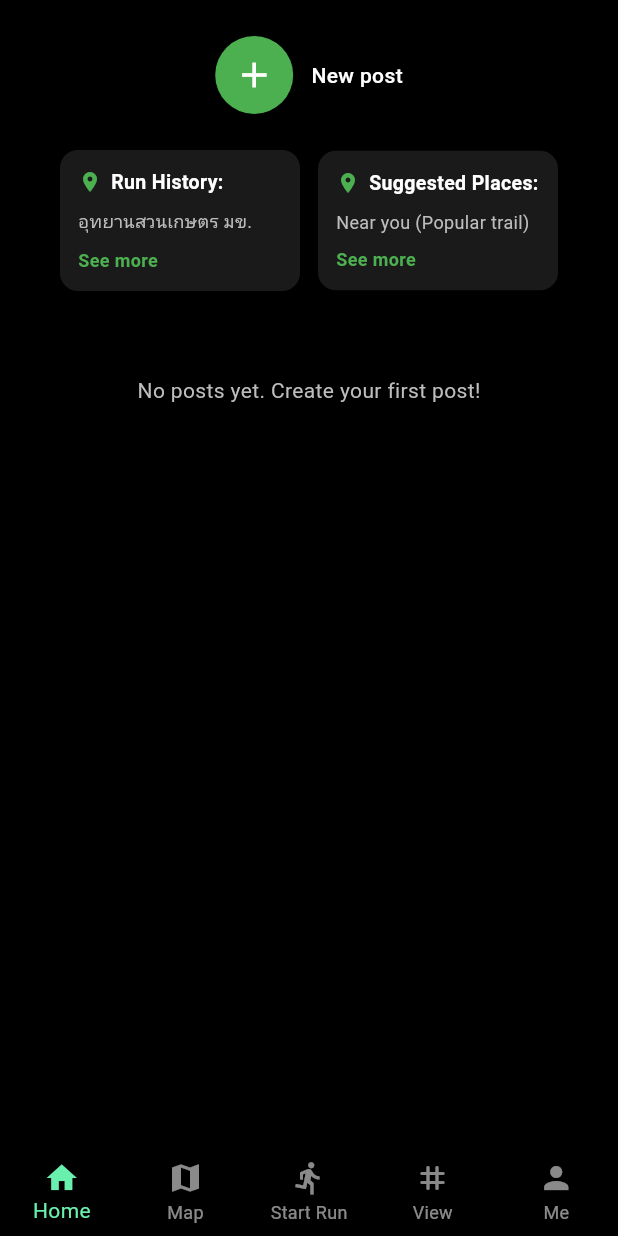
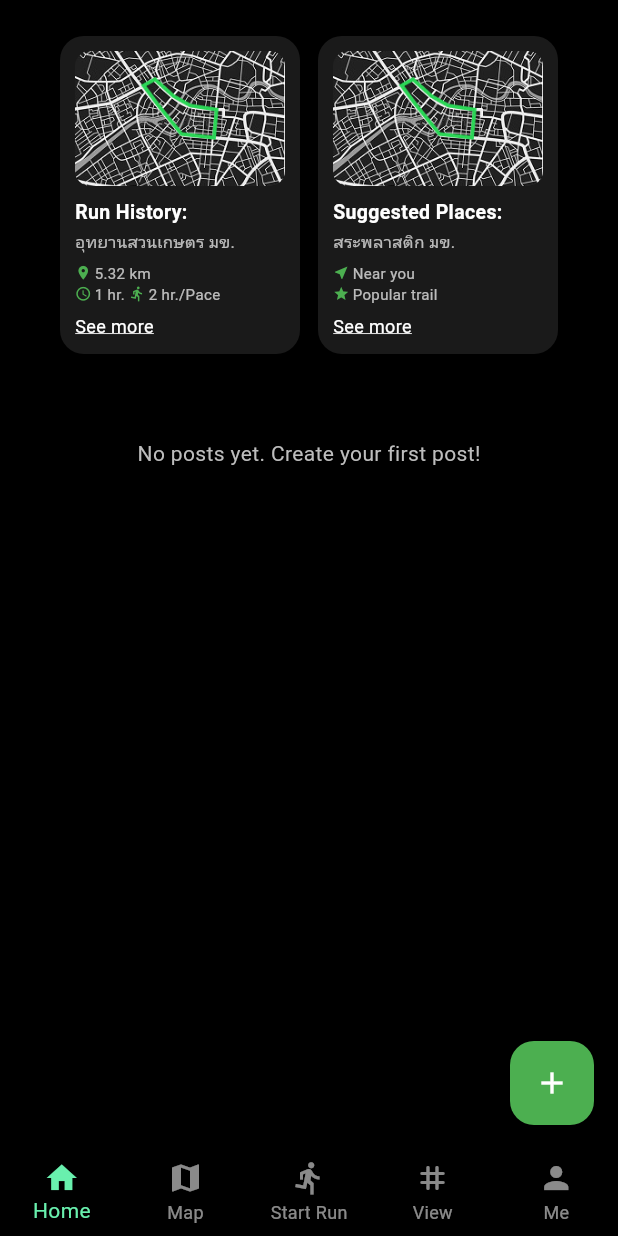
Before and after one commit to November567/Werun, a Flutter app: the screen it shows after launch, on a phone screen of 412 x 824 dp. Run offline on Flutter 3.47's test engine with Material 3 defaults, Android fonts, the light colour scheme and no system bars; our stand-ins replace cloud_firestore, firebase_core, firebase_storage, flutter_map, image_picker, latlong2 and 1 more; accounts and stored records are empty; network calls fail.

Commit message:
modify cancel

```diff
--- a/lib/features/view/components/run_history_card.dart
+++ b/lib/features/view/components/run_history_card.dart
@@ -8,48 +8,69 @@ class RunHistoryCard extends StatelessWidget {
     return Container(
       width: 160,
       decoration: BoxDecoration(
-        color: Color(0xFF1a1a1a),
-        borderRadius: BorderRadius.circular(12),
+        color: const Color(0xFF1a1a1a),
+        borderRadius: BorderRadius.circular(16),
       ),
-      padding: const EdgeInsets.all(12),
+      padding: const EdgeInsets.all(10),
       child: Column(
         crossAxisAlignment: CrossAxisAlignment.start,
         children: [
-          Row(
-            children: [
-              Icon(Icons.location_on, color: Colors.green, size: 16),
-              const SizedBox(width: 6),
-              const Text(
-                'Run History:',
-                style: TextStyle(
-                  color: Colors.white,
-                  fontWeight: FontWeight.bold,
-                  fontSize: 13,
+          // Map thumbnail
+          ClipRRect(
+            borderRadius: BorderRadius.circular(10),
+            child: SizedBox(
+              width: double.infinity,
+              height: 90,
+              child: Image.asset(
+                'images/Group6.jpeg',
+                fit: BoxFit.cover,
+                errorBuilder: (context, error, stackTrace) => Container(
+                  color: Colors.grey[800],
+                  child: Icon(Icons.map, color: Colors.grey[600], size: 32),
                 ),
               ),
-            ],
+            ),
           ),
           const SizedBox(height: 8),
-          Text(
+          const Text(
+            'Run History:',
+            style: TextStyle(color: Colors.white, fontWeight: FontWeight.bold, fontSize: 13),
+          ),
+          const SizedBox(height: 2),
+          const Text(
             'อุทยานสวนเกษตร มข.',
-            style: TextStyle(
-              color: Colors.grey[400],
-              fontSize: 12,
-            ),
+            style: TextStyle(color: Colors.white70, fontSize: 11),
             maxLines: 2,
             overflow: TextOverflow.ellipsis,
           ),
-          const SizedBox(height: 8),
+          const SizedBox(height: 6),
+          Row(
+            children: [
+              Icon(Icons.location_on, color: Colors.green, size: 11),
+              const SizedBox(width: 2),
+              const Text('5.32 km', style: TextStyle(color: Colors.white70, fontSize: 10)),
+            ],
+          ),
+          Row(
+            children: [
+              Icon(Icons.schedule, color: Colors.green, size: 11),
+              const SizedBox(width: 2),
+              const Text('1 hr. ', style: TextStyle(color: Colors.white70, fontSize: 10)),
+              Icon(Icons.directions_run, color: Colors.green, size: 11),
+              const SizedBox(width: 2),
+              const Text('2 hr./Pace', style: TextStyle(color: Colors.white70, fontSize: 10)),
+            ],
+          ),
+          const SizedBox(height: 6),
           GestureDetector(
-            onTap: () {
-              // Add navigation or action here
-            },
+            onTap: () {},
             child: const Text(
               'See more',
               style: TextStyle(
-                color: Colors.green,
+                color: Colors.white,
                 fontSize: 12,
-                fontWeight: FontWeight.bold,
+                decoration: TextDecoration.underline,
+                decorationColor: Colors.white,
               ),
             ),
           ),
--- a/lib/features/view/components/suggested_places_card.dart
+++ b/lib/features/view/components/suggested_places_card.dart
@@ -8,48 +8,67 @@ class SuggestedPlacesCard extends StatelessWidget {
     return Container(
       width: 160,
       decoration: BoxDecoration(
-        color: Color(0xFF1a1a1a),
-        borderRadius: BorderRadius.circular(12),
+        color: const Color(0xFF1a1a1a),
+        borderRadius: BorderRadius.circular(16),
+
       ),
-      padding: const EdgeInsets.all(12),
+      padding: const EdgeInsets.all(10),
       child: Column(
         crossAxisAlignment: CrossAxisAlignment.start,
         children: [
-          Row(
-            children: [
-              Icon(Icons.location_on, color: Colors.green, size: 16),
-              const SizedBox(width: 6),
-              const Text(
-                'Suggested Places:',
-                style: TextStyle(
-                  color: Colors.white,
-                  fontWeight: FontWeight.bold,
-                  fontSize: 13,
+          // Map thumbnail
+          ClipRRect(
+            borderRadius: BorderRadius.circular(10),
+            child: SizedBox(
+              width: double.infinity,
+              height: 90,
+              child: Image.asset(
+                'images/Group6.jpeg',
+                fit: BoxFit.cover,
+                errorBuilder: (context, error, stackTrace) => Container(
+                  color: Colors.grey[800],
+                  child: Icon(Icons.map, color: Colors.grey[600], size: 32),
                 ),
               ),
-            ],
+            ),
           ),
           const SizedBox(height: 8),
-          Text(
-            'Near you (Popular trail)',
-            style: TextStyle(
-              color: Colors.grey[400],
-              fontSize: 12,
-            ),
+          const Text(
+            'Suggested Places:',
+            style: TextStyle(color: Colors.white, fontWeight: FontWeight.bold, fontSize: 13),
+          ),
+          const SizedBox(height: 2),
+          const Text(
+            'สระพลาสติก มข.',
+            style: TextStyle(color: Colors.white70, fontSize: 11),
             maxLines: 2,
             overflow: TextOverflow.ellipsis,
           ),
-          const SizedBox(height: 8),
+          const SizedBox(height: 6),
+          Row(
+            children: [
+              Icon(Icons.near_me, color: Colors.green, size: 11),
+              const SizedBox(width: 2),
+              const Text('Near you', style: TextStyle(color: Colors.white70, fontSize: 10)),
+            ],
+          ),
+          Row(
+            children: [
+              Icon(Icons.star, color: Colors.green, size: 11),
+              const SizedBox(width: 2),
+              const Text('Popular trail', style: TextStyle(color: Colors.white70, fontSize: 10)),
+            ],
+          ),
+          const SizedBox(height: 6),
           GestureDetector(
-            onTap: () {
-              // Add navigation or action here
-            },
+            onTap: () {},
             child: const Text(
               'See more',
               style: TextStyle(
-                color: Colors.green,
+                color: Colors.white,
                 fontSize: 12,
-                fontWeight: FontWeight.bold,
+                decoration: TextDecoration.underline,
+                decorationColor: Colors.white,
               ),
             ),
           ),
--- a/lib/features/view/screens/create_post_screen.dart
+++ b/lib/features/view/screens/create_post_screen.dart
@@ -29,28 +29,21 @@ class _CreatePostScreenState extends State<CreatePostScreen> {
         backgroundColor: Colors.black,
         elevation: 0,
         automaticallyImplyLeading: false,
-        leading: GestureDetector(
-          onTap: () => Navigator.pop(context),
-          child: const Align(
-            alignment: Alignment.centerLeft,
-            child: Padding(
-              padding: EdgeInsets.only(left: 16),
-              child: Text(
+        title: Row(
+          mainAxisAlignment: MainAxisAlignment.spaceBetween,
+          children: [
+            GestureDetector(
+              onTap: () => Navigator.pop(context),
+              child: const Text(
                 'Cancel',
                 style: TextStyle(color: Colors.white, fontSize: 16),
               ),
             ),
-          ),
-        ),
-        title: const Text(
-          'Create New Post',
-          style: TextStyle(color: Colors.white, fontSize: 18, fontWeight: FontWeight.bold),
-        ),
-        centerTitle: true,
-        actions: [
-          Padding(
-            padding: const EdgeInsets.only(right: 16),
-            child: GestureDetector(
+            const Text(
+              'Create New Post',
+              style: TextStyle(color: Colors.white, fontSize: 18, fontWeight: FontWeight.bold),
+            ),
+            GestureDetector(
               onTap: isLoading ? null : () => _savePost(),
               child: Container(
                 decoration: BoxDecoration(
@@ -73,8 +66,8 @@ class _CreatePostScreenState extends State<CreatePostScreen> {
                       ),
               ),
             ),
-          ),
-        ],
+          ],
+        ),
       ),
       body: SingleChildScrollView(
         child: Padding(
--- a/lib/features/view/screens/home_screen.dart
+++ b/lib/features/view/screens/home_screen.dart
@@ -15,45 +15,23 @@ class HomeScreen extends StatelessWidget {
 
     return Scaffold(
       backgroundColor: Colors.black,
+      floatingActionButton: FloatingActionButton(
+        onPressed: () {
+          Navigator.push(
+            context,
+            MaterialPageRoute(
+              builder: (context) => const CreatePostScreen(),
+            ),
+          );
+        },
+        backgroundColor: Colors.green,
+        child: const Icon(Icons.add, color: Colors.white),
+      ),
+      floatingActionButtonLocation: FloatingActionButtonLocation.endFloat,
       body: SingleChildScrollView(
         child: Column(
           children: [
-            // New Post Button
-            Padding(
-              padding: const EdgeInsets.symmetric(vertical: 24),
-              child: GestureDetector(
-                onTap: () {
-                  Navigator.push(
-                    context,
-                    MaterialPageRoute(
-                      builder: (context) => const CreatePostScreen(),
-                    ),
-                  );
-                },
-                child: Row(
-                  mainAxisAlignment: MainAxisAlignment.center,
-                  children: [
-                    Container(
-                      decoration: const BoxDecoration(
-                        color: Colors.green,
-                        shape: BoxShape.circle,
-                      ),
-                      padding: const EdgeInsets.all(12),
-                      child: const Icon(Icons.add, color: Colors.white, size: 28),
-                    ),
-                    const SizedBox(width: 12),
-                    const Text(
-                      'New post',
-                      style: TextStyle(
-                        color: Colors.white,
-                        fontSize: 14,
-                        fontWeight: FontWeight.w500,
-                      ),
-                    ),
-                  ],
-                ),
-              ),
-            ),
+            const SizedBox(height: 24),
 
             // Run History & Suggested Places
             SingleChildScrollView(
```
